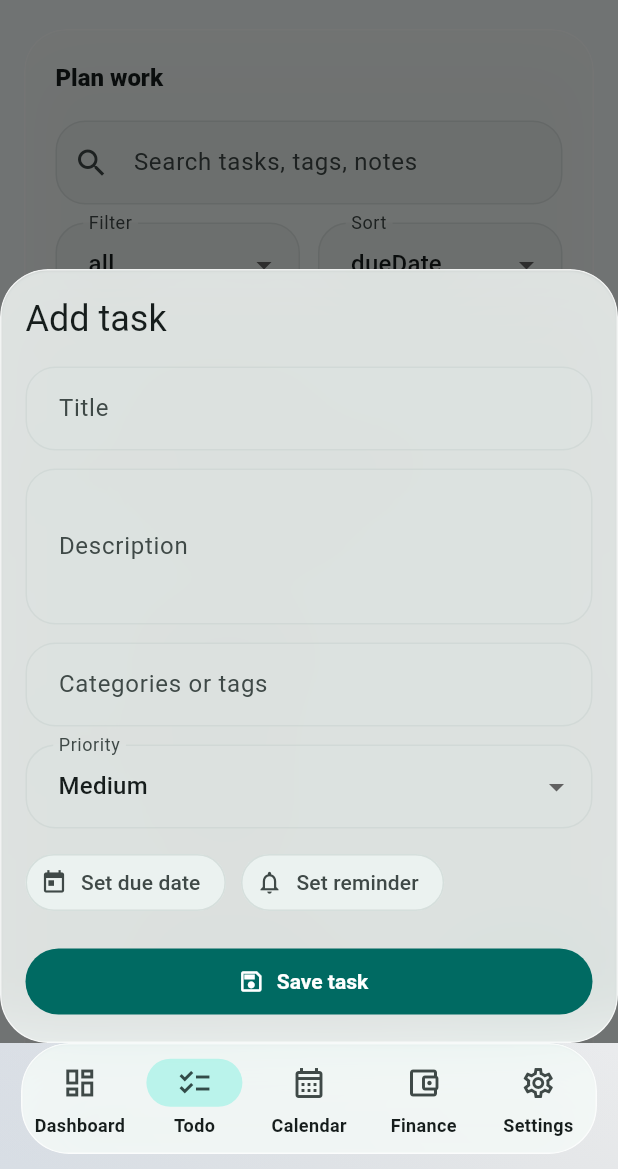
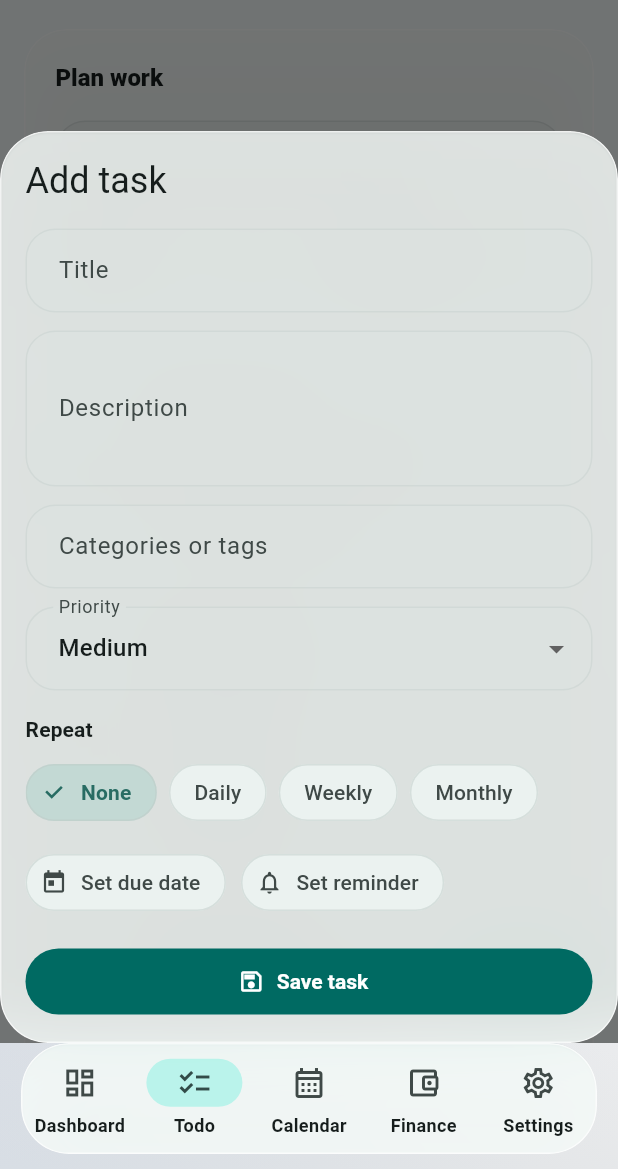
Before and after one commit to IT25100142/LifePilot_todo, a Flutter app: the TodoScreen screen opened by its route, after a tap on the "add task" icon, on a phone screen of 412 x 824 dp, the part 67-1236 px from its top. Run offline on Flutter 3.47's test engine with Material 3 defaults, Android fonts, the phone set to English and light mode, and no system bars; our stand-ins replace csv, drift, drift_flutter, file_picker, fl_chart, flutter_local_notifications and 4 more; missing offline and left inert: file_saver; accounts and stored records are empty; generated files the repository leaves out were written again.

Commit message:
Add recurrence pattern and parent ID to task model and database schema

```diff
--- a/lifepilot/lib/features/todo/todo_screen.dart
+++ b/lifepilot/lib/features/todo/todo_screen.dart
@@ -158,7 +158,7 @@ class _TaskTile extends ConsumerWidget {
         leading: Checkbox(
           value: task.isCompleted,
           onChanged: (_) async {
-            await database.toggleTask(task);
+            await ref.read(toggleTaskCompletionProvider)(task);
           },
         ),
         title: Text(
@@ -190,6 +190,16 @@ class _TaskTile extends ConsumerWidget {
               ),
               if (task.tags.isNotEmpty)
                 _Chip(label: task.tags, color: theme.colorScheme.outline),
+              if (task.recurrencePattern != null && task.recurrencePattern != 'none')
+                _Chip(
+                  label: switch (task.recurrencePattern) {
+                    'daily' => 'Daily',
+                    'weekly' => 'Weekly',
+                    'monthly' => 'Monthly',
+                    _ => '',
+                  },
+                  color: const Color(0xFF286C63),
+                ),
             ],
           ),
         ),
@@ -259,6 +269,7 @@ class _TaskFormState extends ConsumerState<_TaskForm> {
   late final TextEditingController _description;
   late final TextEditingController _tags;
   late String _priority;
+  late String _recurrencePattern;
   DateTime? _dueDate;
   DateTime? _reminderAt;
 
@@ -270,6 +281,7 @@ class _TaskFormState extends ConsumerState<_TaskForm> {
     _description = TextEditingController(text: task?.description ?? '');
     _tags = TextEditingController(text: task?.tags ?? '');
     _priority = task?.priority ?? 'medium';
+    _recurrencePattern = task?.recurrencePattern ?? 'none';
     _dueDate = task?.dueDate;
     _reminderAt = task?.reminderAt;
   }
@@ -332,6 +344,47 @@ class _TaskFormState extends ConsumerState<_TaskForm> {
               ],
               onChanged: (value) =>
                   setState(() => _priority = value ?? 'medium'),
+            ),
+            const SizedBox(height: 16),
+            Text(
+              'Repeat',
+              style: Theme.of(context).textTheme.titleSmall?.copyWith(
+                    fontWeight: FontWeight.w600,
+                  ),
+            ),
+            const SizedBox(height: 8),
+            Wrap(
+              spacing: 8,
+              children: [
+                for (final pattern in ['none', 'daily', 'weekly', 'monthly'])
+                  ChoiceChip(
+                    label: Text(
+                      switch (pattern) {
+                        'none' => 'None',
+                        'daily' => 'Daily',
+                        'weekly' => 'Weekly',
+                        'monthly' => 'Monthly',
+                        _ => 'None',
+                      },
+                    ),
+                    selected: _recurrencePattern == pattern,
+                    selectedColor: const Color(0xFF286C63).withOpacity(0.24),
+                    checkmarkColor: const Color(0xFF286C63),
+                    labelStyle: TextStyle(
+                      color: _recurrencePattern == pattern
+                          ? const Color(0xFF286C63)
+                          : Theme.of(context).colorScheme.onSurfaceVariant,
+                      fontWeight: _recurrencePattern == pattern
+                          ? FontWeight.bold
+                          : null,
+                    ),
+                    onSelected: (selected) {
+                      if (selected) {
+                        setState(() => _recurrencePattern = pattern);
+                      }
+                    },
+                  ),
+              ],
             ),
             const SizedBox(height: 12),
             _DateTimeButtons(
@@ -419,6 +472,8 @@ class _TaskFormState extends ConsumerState<_TaskForm> {
       isCompleted: Value(existing?.isCompleted ?? false),
       createdAt: Value(existing?.createdAt ?? now),
       updatedAt: Value(now),
+      recurrencePattern: Value(_recurrencePattern == 'none' ? null : _recurrencePattern),
+      recurrenceParentId: Value(existing?.recurrenceParentId),
     );
     final savedId = await database.saveTask(entry);
     final id = existing?.id ?? savedId;
```
Also changed, not shown: lifepilot/lib/data/database/app_database.dart (+18 -1 lines), lifepilot/lib/features/todo/todo_providers.dart (+102 -0 lines), lifepilot/lib/data/database/app_database.g.dart, 2 other files.
